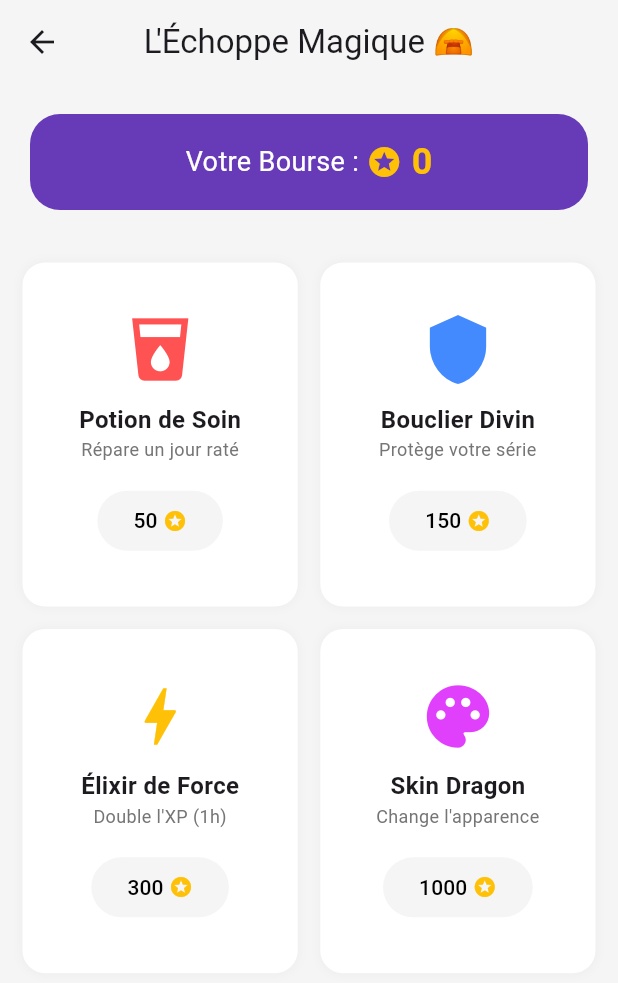
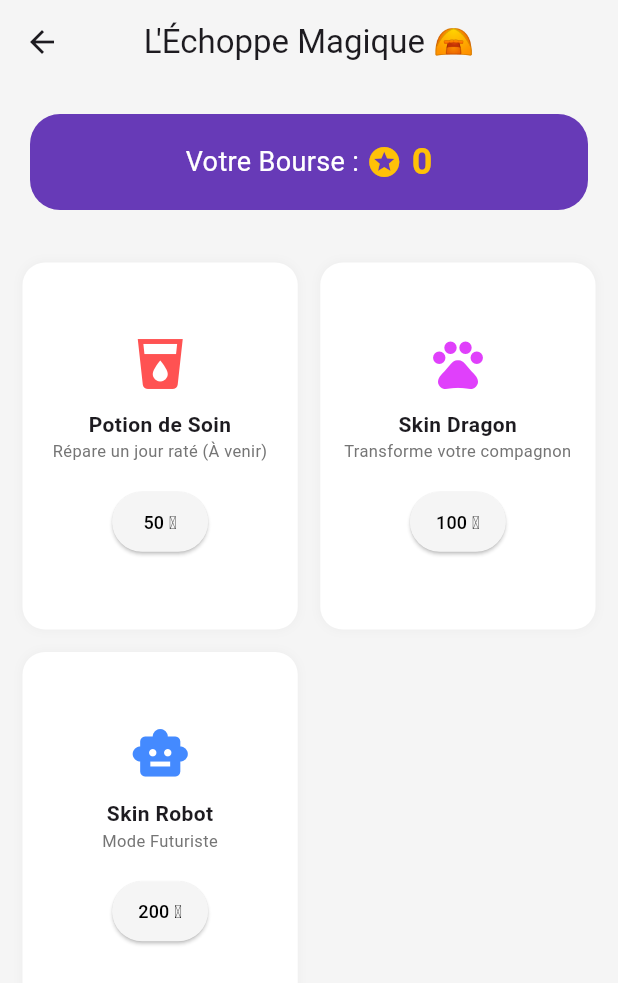
Before and after one commit to loicpmotreff/habits-app-flutter, a Flutter app: the ShopPage screen opened directly, on a phone screen of 412 x 824 dp. Shown: the top 983 px of the screen. Run offline on Flutter 3.47's test engine with Material 3 defaults, Android fonts, the light colour scheme and no system bars; our stand-ins replace animate_do, confetti, hive, hive_flutter; accounts and stored records are empty.

Commit message:
Version 1.3 : Gestion invenaire

```diff
--- /dev/null
+++ b/lib/models/items.dart
@@ -0,0 +1,52 @@
+import 'package:flutter/material.dart';
+
+class ShopItem {
+  final String id;
+  final String name;
+  final String description;
+  final int price;
+  final IconData icon;
+  final Color color;
+  final String type; // 'skin' ou 'consumable'
+
+  ShopItem({
+    required this.id,
+    required this.name,
+    required this.description,
+    required this.price,
+    required this.icon,
+    required this.color,
+    required this.type,
+  });
+}
+
+// NOTRE CATALOGUE OFFICIEL
+final List<ShopItem> allShopItems = [
+  ShopItem(
+    id: 'potion',
+    name: 'Potion de Soin',
+    description: 'Répare un jour raté (À venir)',
+    price: 50,
+    icon: Icons.local_drink,
+    color: Colors.redAccent,
+    type: 'consumable',
+  ),
+  ShopItem(
+    id: 'skin_dragon',
+    name: 'Skin Dragon',
+    description: 'Transforme votre compagnon',
+    price: 100,
+    icon: Icons.pets,
+    color: Colors.purpleAccent,
+    type: 'skin',
+  ),
+  ShopItem(
+    id: 'skin_robot',
+    name: 'Skin Robot',
+    description: 'Mode Futuriste',
+    price: 200,
+    icon: Icons.smart_toy,
+    color: Colors.blueAccent,
+    type: 'skin',
+  ),
+];
--- a/lib/shop_page.dart
+++ b/lib/shop_page.dart
@@ -1,6 +1,7 @@
 import 'package:flutter/material.dart';
 import 'package:provider/provider.dart';
 import 'database/habit_database.dart';
+import 'models/items.dart'; // Assurez-vous que ce fichier existe
 
 class ShopPage extends StatelessWidget {
   const ShopPage({super.key});
@@ -17,7 +18,7 @@ class ShopPage extends StatelessWidget {
       ),
       body: Column(
         children: [
-          // Affichage du Solde en haut
+          // 1. LE SCORE (Sans 'const' devant Row car le score change)
           Consumer<HabitDatabase>(
             builder: (context, db, child) => Container(
               margin: const EdgeInsets.all(20),
@@ -31,26 +32,44 @@ class ShopPage extends StatelessWidget {
                 children: [
                   const Text("Votre Bourse : ", style: TextStyle(color: Colors.white, fontSize: 18)),
                   const Icon(Icons.stars, color: Colors.amber),
-                  Text(" ${db.userScore}", style: const TextStyle(color: Colors.amber, fontSize: 24, fontWeight: FontWeight.bold)),
+                  Text(
+                    " ${db.userScore}",
+                    style: const TextStyle(color: Colors.amber, fontSize: 24, fontWeight: FontWeight.bold)
+                  ),
                 ],
               ),
             ),
           ),
 
-          // La Grille des objets à vendre
+          // 2. LA GRILLE AUTOMATIQUE
           Expanded(
-            child: GridView.count(
-              crossAxisCount: 2, // 2 colonnes
-              padding: const EdgeInsets.all(15),
-              childAspectRatio: 0.8, // Format des cartes (plus hautes que larges)
-              crossAxisSpacing: 15,
-              mainAxisSpacing: 15,
-              children: [
-                _buildShopItem(context, "Potion de Soin", "Répare un jour raté", 50, Icons.local_drink, Colors.redAccent),
-                _buildShopItem(context, "Bouclier Divin", "Protège votre série", 150, Icons.shield, Colors.blueAccent),
-                _buildShopItem(context, "Élixir de Force", "Double l'XP (1h)", 300, Icons.bolt, Colors.amber),
-                _buildShopItem(context, "Skin Dragon", "Change l'apparence", 1000, Icons.palette, Colors.purpleAccent),
-              ],
+            child: Consumer<HabitDatabase>(
+              builder: (context, db, child) {
+                return GridView.builder(
+                  padding: const EdgeInsets.all(15),
+                  itemCount: allShopItems.length,
+                  // C'est ce morceau qui manquait peut-être :
+                  gridDelegate: const SliverGridDelegateWithFixedCrossAxisCount(
+                    crossAxisCount: 2,
+                    childAspectRatio: 0.75,
+                    crossAxisSpacing: 15,
+                    mainAxisSpacing: 15,
+                  ),
+                  itemBuilder: (context, index) {
+                    final item = allShopItems[index];
+                    return _buildShopItem(
+                      context,
+                      db,
+                      item.id,
+                      item.name,
+                      item.description,
+                      item.price,
+                      item.icon,
+                      item.color
+                    );
+                  },
+                );
+              }
             ),
           ),
         ],
@@ -58,47 +77,51 @@ class ShopPage extends StatelessWidget {
     );
   }
 
-  // Widget pour fabriquer une carte d'article
-  Widget _buildShopItem(BuildContext context, String name, String desc, int price, IconData icon, Color color) {
+  // WIDGET POUR UNE CARTE D'OBJET
+  Widget _buildShopItem(BuildContext context, HabitDatabase db, String itemId, String name, String desc, int price, IconData icon, Color color) {
+    bool isOwned = db.inventory.contains(itemId);
+    bool isEquipped = db.itemActive == itemId;
+
     return Container(
       decoration: BoxDecoration(
         color: Colors.white,
         borderRadius: BorderRadius.circular(15),
+        border: isEquipped ? Border.all(color: Colors.deepPurple, width: 3) : null,
         boxShadow: [BoxShadow(color: Colors.grey.withOpacity(0.1), blurRadius: 5)],
       ),
       child: Column(
         mainAxisAlignment: MainAxisAlignment.center,
         children: [
-          Icon(icon, size: 50, color: color),
+          Icon(icon, size: 40, color: color),
           const SizedBox(height: 10),
-          Text(name, style: const TextStyle(fontWeight: FontWeight.bold, fontSize: 16)),
+          Text(name, style: const TextStyle(fontWeight: FontWeight.bold), textAlign: TextAlign.center),
           Padding(
-            padding: const EdgeInsets.symmetric(horizontal: 8.0),
-            child: Text(desc, textAlign: TextAlign.center, style: TextStyle(color: Colors.grey[600], fontSize: 12)),
+            padding: const EdgeInsets.symmetric(horizontal: 4.0),
+            child: Text(desc, style: TextStyle(color: Colors.grey[600], fontSize: 11), textAlign: TextAlign.center),
           ),
           const SizedBox(height: 15),
+
           ElevatedButton(
-            style: ElevatedButton.styleFrom(backgroundColor: Colors.grey[100], elevation: 0),
+            style: ElevatedButton.styleFrom(
+              backgroundColor: isEquipped ? Colors.green : (isOwned ? Colors.deepPurple[100] : Colors.grey[100]),
+              foregroundColor: isEquipped ? Colors.white : Colors.black,
+              padding: const EdgeInsets.symmetric(horizontal: 10),
+            ),
             onPressed: () {
-              // LOGIQUE D'ACHAT
-              bool success = context.read<HabitDatabase>().buyItem(price);
+              if (isEquipped) return;
 
-              if (success) {
-                ScaffoldMessenger.of(context).showSnackBar(
-                  SnackBar(content: Text("Achat réussi : $name ! 🎉"), backgroundColor: Colors.green),
-                );
+              if (isOwned) {
+                db.setItemActive(itemId);
               } else {
-                ScaffoldMessenger.of(context).showSnackBar(
-                  const SnackBar(content: Text("Pas assez d'argent... 😭"), backgroundColor: Colors.red),
-                );
+                bool success = db.buyItem(itemId, price);
+                if (!success) {
+                   ScaffoldMessenger.of(context).showSnackBar(const SnackBar(content: Text("Pas assez d'argent !")));
+                }
               }
             },
-            child: Row(
-              mainAxisSize: MainAxisSize.min,
-              children: [
-                Text("$price ", style: const TextStyle(color: Colors.black)),
-                const Icon(Icons.stars, size: 16, color: Colors.amber),
-              ],
+            child: Text(
+              isEquipped ? "Activé" : (isOwned ? "Équiper" : "$price 🪙"),
+              style: const TextStyle(fontSize: 12),
             ),
           )
         ],
```
Also changed, not shown: lib/database/habit_database.dart (+32 -10 lines), lib/inventory_page.dart (added, +103 -0 lines), lib/main.dart (+31 -13 lines).
